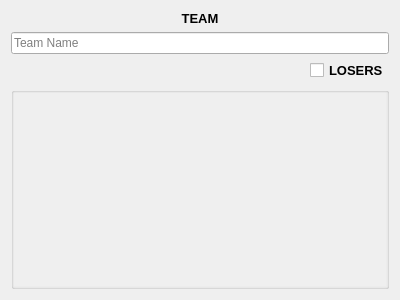
The window that src/layout/TSHScoreboardTeam.ui (joaorb64/TournamentStreamHelper) describes before a commit, drawn with Qt 5.
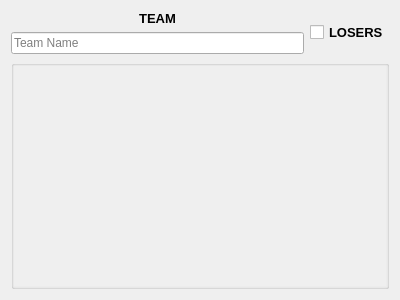
The same window after the commit.

Commit message: Use a little less vertical space on the program, fixes to vs screen

Diff of the .ui file:
```diff
--- a/src/layout/TSHScoreboardTeam.ui
+++ b/src/layout/TSHScoreboardTeam.ui
@@ -18,6 +18,8 @@
   </property>
   <layout class="QVBoxLayout" name="verticalLayout">
    <item>
+    <layout class="QHBoxLayout" name="horizontalLayout_2">
+     <item>
     <layout class="QVBoxLayout" name="verticalLayout_3">
      <item>
       <widget class="QLabel" name="teamLabel">
@@ -45,8 +47,14 @@
      </item>
     </layout>
    </item>
-   <item alignment="Qt::AlignRight">
+     <item>
     <widget class="QCheckBox" name="losers">
+       <property name="sizePolicy">
+        <sizepolicy hsizetype="Maximum" vsizetype="Fixed">
+         <horstretch>0</horstretch>
+         <verstretch>0</verstretch>
+        </sizepolicy>
+       </property>
      <property name="font">
       <font>
        <pointsize>10</pointsize>
@@ -57,7 +65,15 @@
      <property name="text">
       <string>LOSERS</string>
      </property>
-    </widget>
+       <property name="iconSize">
+        <size>
+         <width>32</width>
+         <height>16</height>
+        </size>
+       </property>
+      </widget>
+     </item>
+    </layout>
    </item>
    <item>
     <widget class="QGroupBox" name="groupBox">
@@ -122,7 +138,7 @@
            <x>0</x>
            <y>0</y>
            <width>376</width>
-           <height>190</height>
+           <height>216</height>
           </rect>
          </property>
          <layout class="QVBoxLayout" name="verticalLayout_5">
```
Lines whose indentation alone changed are shown as unchanged. The commit also changes 2 other files.
